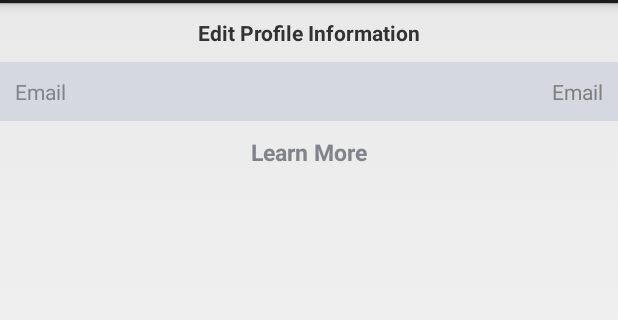
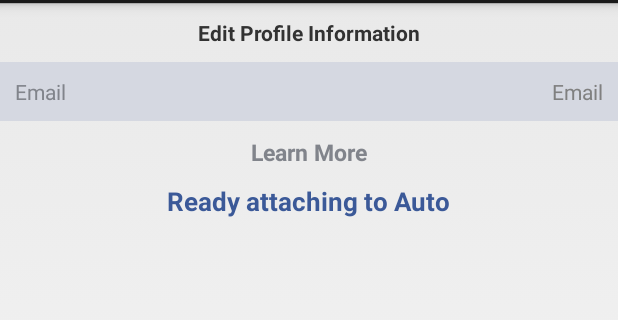
Before and after one commit to cshenrytung/GrandTakeawayAutoExpress, an Android app: the layout fragment_profile.xml on its own in the app's theme, with its tools: preview values and no code run, on a phone screen of 412 x 824 dp, the part 69-389 px from its top. Run offline under Robolectric (Android 15) with nearby library versions, the light colour scheme and no system bars.

Commit message:
added text hint to attach mobile to auto ready

```diff
--- a/app/src/main/res/layout/fragment_profile.xml
+++ b/app/src/main/res/layout/fragment_profile.xml
@@ -76,13 +76,24 @@
     </LinearLayout>
 
     <TextView
-        android:id="@+id/profile_learn_more"
+    android:id="@+id/profile_learn_more"
+    android:layout_width="wrap_content"
+    android:layout_height="wrap_content"
+    android:layout_gravity="center_horizontal"
+    android:layout_marginTop="10dp"
+    android:text="@string/profile_learn_more"
+    android:textColor="@color/profile_text"
+    android:textSize="15sp"
+    android:textStyle="bold" />
+
+    <TextView
+        android:id="@+id/profile_adopt_auto"
         android:layout_width="wrap_content"
         android:layout_height="wrap_content"
         android:layout_gravity="center_horizontal"
         android:layout_marginTop="10dp"
-        android:text="@string/profile_learn_more"
-        android:textColor="@color/profile_text"
-        android:textSize="15sp"
+        android:text="Ready attaching to Auto"
+        android:textColor="@color/facebook"
+        android:textSize="17sp"
         android:textStyle="bold" />
 </LinearLayout>
```
